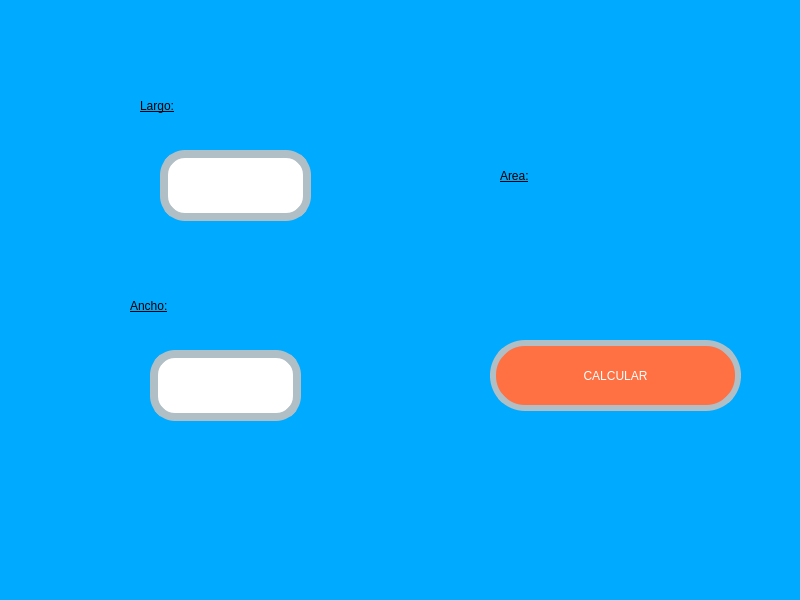
Perales14/PIP_2025_1_eq5, file Unidad 1/Ejercicios 1/E05_AreaRectangulo.ui: the form before one commit.
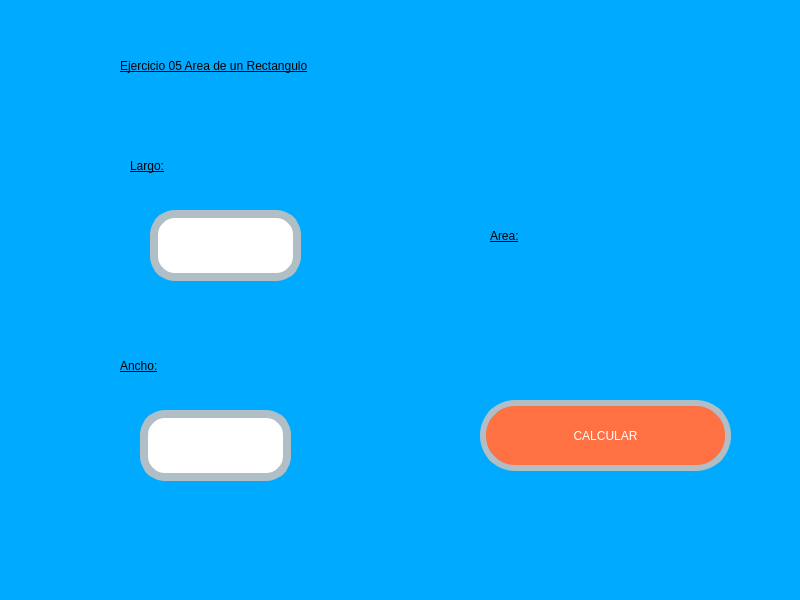
The form after the commit.

Patch:
```diff
--- a/Unidad 1/Ejercicios 1/E05_AreaRectangulo.ui
+++ b/Unidad 1/Ejercicios 1/E05_AreaRectangulo.ui
@@ -20,8 +20,8 @@
    <widget class="QPushButton" name="btn_Calcular">
     <property name="geometry">
      <rect>
-      <x>490</x>
-      <y>340</y>
+      <x>480</x>
+      <y>400</y>
       <width>251</width>
       <height>71</height>
      </rect>
@@ -41,8 +41,8 @@
    <widget class="QLineEdit" name="txt_Largo">
     <property name="geometry">
      <rect>
-      <x>160</x>
-      <y>150</y>
+      <x>150</x>
+      <y>210</y>
       <width>151</width>
       <height>71</height>
      </rect>
@@ -83,8 +83,8 @@
    <widget class="QLabel" name="label_3">
     <property name="geometry">
      <rect>
-      <x>140</x>
-      <y>80</y>
+      <x>130</x>
+      <y>140</y>
       <width>201</width>
       <height>51</height>
      </rect>
@@ -103,8 +103,8 @@
    <widget class="QLabel" name="label_4">
     <property name="geometry">
      <rect>
-      <x>130</x>
-      <y>280</y>
+      <x>120</x>
+      <y>340</y>
       <width>201</width>
       <height>51</height>
      </rect>
@@ -123,8 +123,8 @@
    <widget class="QLineEdit" name="txt_Ancho">
     <property name="geometry">
      <rect>
-      <x>150</x>
-      <y>350</y>
+      <x>140</x>
+      <y>410</y>
       <width>151</width>
       <height>71</height>
      </rect>
@@ -165,8 +165,8 @@
    <widget class="QLabel" name="Lbl_Area">
     <property name="geometry">
      <rect>
-      <x>500</x>
-      <y>150</y>
+      <x>490</x>
+      <y>210</y>
       <width>201</width>
       <height>51</height>
      </rect>
@@ -182,6 +182,26 @@
      <string>Area:</string>
     </property>
    </widget>
+   <widget class="QLabel" name="Lbl_IMC_2">
+    <property name="geometry">
+     <rect>
+      <x>120</x>
+      <y>40</y>
+      <width>501</width>
+      <height>51</height>
+     </rect>
+    </property>
+    <property name="styleSheet">
+     <string notr="true">
+text-decoration: underline;
+font: 20pt &quot;Forte&quot;;
+color:rgb(0, 0, 0)
+</string>
+    </property>
+    <property name="text">
+     <string>Ejercicio 05 Area de un Rectangulo</string>
+    </property>
+   </widget>
   </widget>
   <widget class="QMenuBar" name="menubar">
    <property name="geometry">
```
